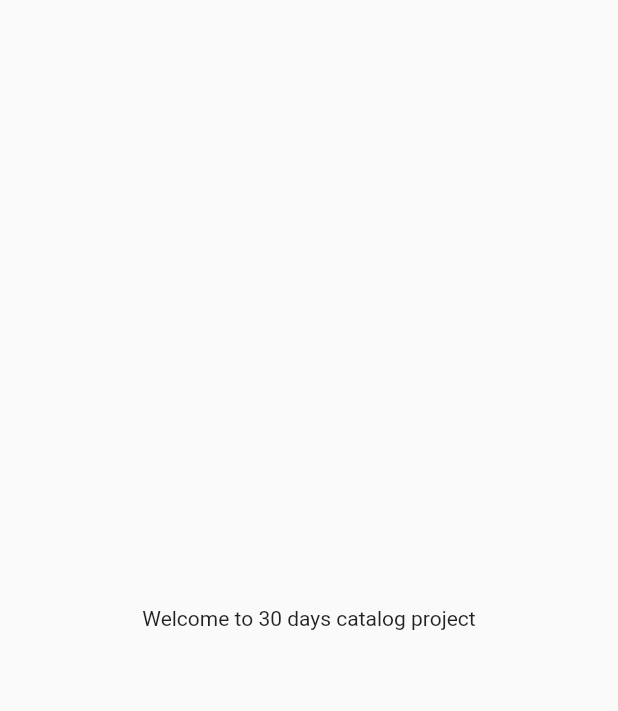
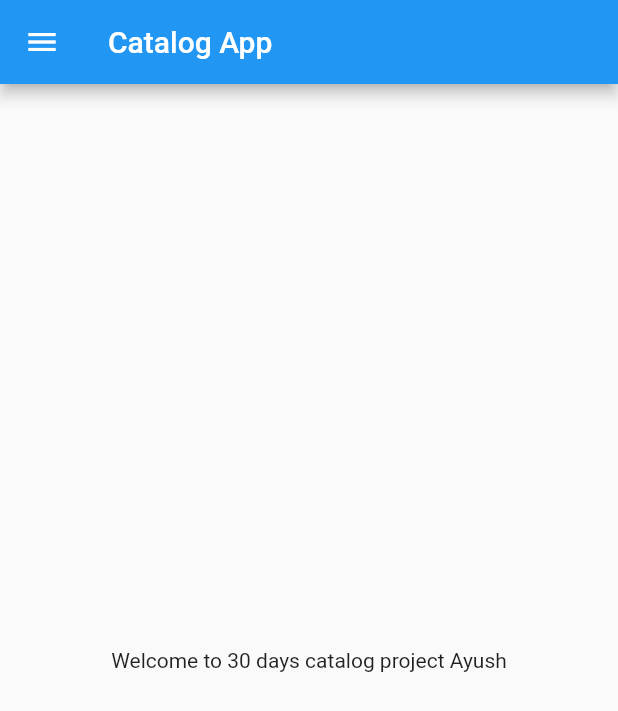
Before and after one commit to iamayushgit/CatalogApp, a Flutter app: the screen it shows after launch, on a phone screen of 412 x 824 dp. Shown: the top 711 px of the screen. Run offline on Flutter 3.47's test engine with Material 2 defaults, Android fonts, the phone set to English and light mode, and no system bars.

Commit message:
day 2 completed

```diff
--- /dev/null
+++ b/lib/home.dart
@@ -0,0 +1,20 @@
+import 'package:flutter/material.dart';
+
+class HomePage extends StatelessWidget {
+  final int days = 30;
+  final String name = "Ayush";
+
+  @override
+  Widget build(BuildContext context) {
+    return Scaffold(
+      appBar: AppBar(
+        title: Text("Catalog App"),
+      ),
+      body: Center(
+        child: Container(
+            child: Text("Welcome to $days days catalog project $name")),
+      ),
+      drawer: Drawer(),
+    );
+  }
+}
--- a/lib/main.dart
+++ b/lib/main.dart
@@ -1,3 +1,4 @@
+import 'package:catalog_app/home.dart';
 import 'package:flutter/material.dart';
 
 void main() {
@@ -10,12 +11,7 @@ class MyApp extends StatelessWidget {
   @override
   Widget build(BuildContext context) {
     return MaterialApp(
-      home: Material(
-        child: Center(
-          child: Container(
-            child: Text("Welcome to 30 days catalog project")),
-        ),
-      ),
+      home: HomePage(),
     );
   }
 }
```
Also changed, not shown: pubspec.lock, 1 other file.
